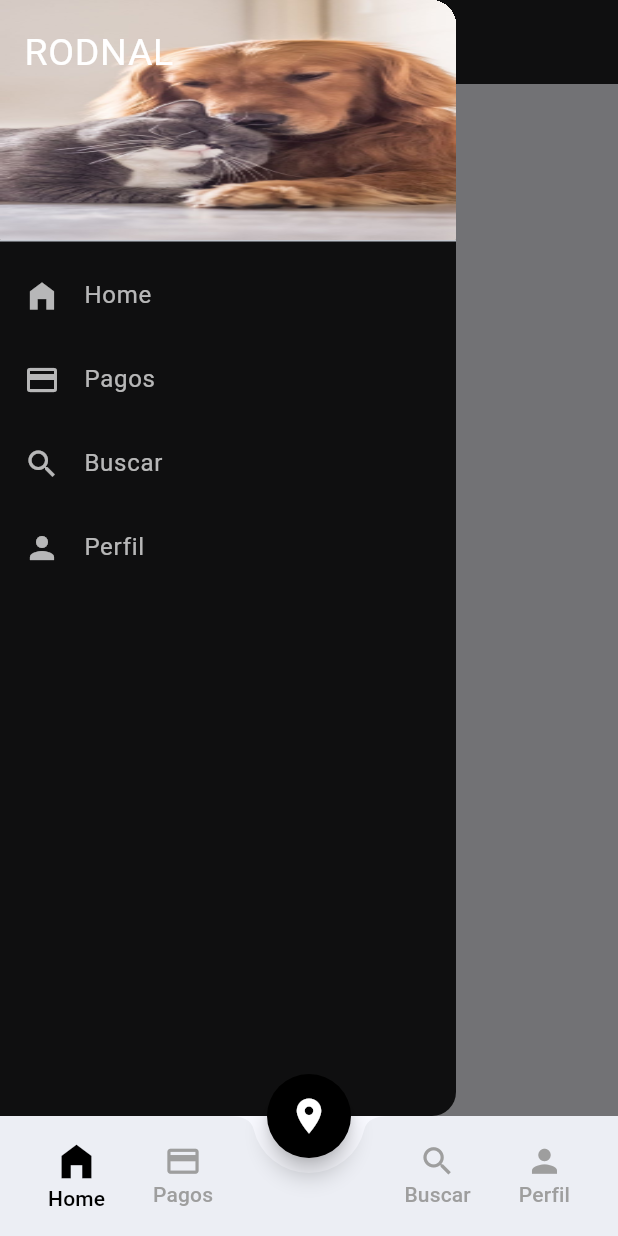
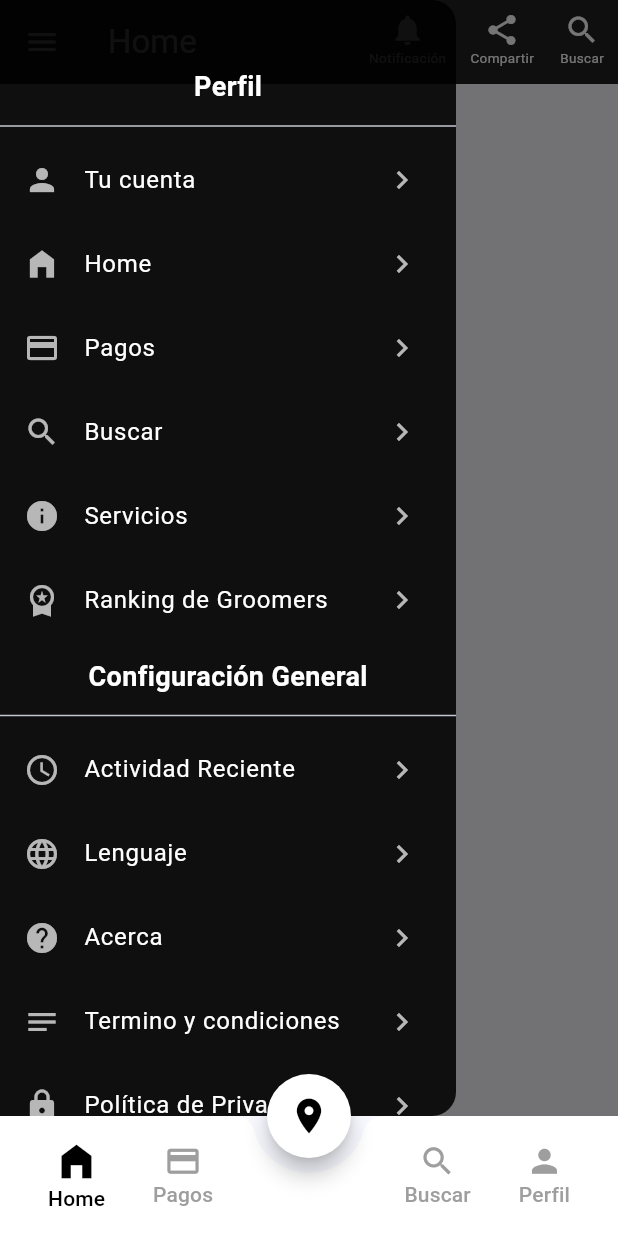
Before and after one commit to RodNalCY/flutter-miauapp-veterinary, a Flutter app: the screen it shows after launch, in the side drawer, after a tap on the "menu" icon, on a phone screen of 412 x 824 dp. Run offline on Flutter 3.47's test engine with Material 3 defaults, Android fonts, the phone set to English and light mode, and no system bars; our stand-ins replace carousel_slider.

Commit message:
Finish | All Menu

```diff
--- a/lib/home/screens/home_screen.dart
+++ b/lib/home/screens/home_screen.dart
@@ -1,6 +1,7 @@
 import 'package:flutter/material.dart';
 
 import 'package:flutter/material.dart';
+import 'package:miauapp_flutter_app/home/widgets/actions_widget.dart';
 import 'package:miauapp_flutter_app/login/screens/login_screen.dart';
 import 'package:miauapp_flutter_app/menu/drawer/side_menu.dart';
 
@@ -40,6 +41,9 @@ class _HomeScreenState extends State<HomeScreen> {
             );
           },
         ),
+        actions: [
+          ActionsWidget(),
+        ],
       ),
       body: Container(
         height: MediaQuery.of(context).size.height,
--- /dev/null
+++ b/lib/home/widgets/actions_widget.dart
@@ -0,0 +1,87 @@
+import 'package:flutter/material.dart';
+
+class ActionsWidget extends StatefulWidget {
+  const ActionsWidget({super.key});
+
+  @override
+  State<ActionsWidget> createState() => _ActionsWidgetState();
+}
+
+class _ActionsWidgetState extends State<ActionsWidget>
+    with SingleTickerProviderStateMixin {
+  late AnimationController _controller;
+
+  @override
+  void initState() {
+    super.initState();
+    _controller = AnimationController(vsync: this);
+  }
+
+  @override
+  void dispose() {
+    _controller.dispose();
+    super.dispose();
+  }
+
+  @override
+  Widget build(BuildContext context) {
+    return Row(
+      children: [
+        IconButton(
+          icon: const Column(
+            children: [
+              Icon(
+                Icons.notifications,
+                color: Colors.white,
+              ),
+              Text(
+                "Notificación",
+                style: TextStyle(
+                  fontSize: 9.0,
+                  color: Colors.white,
+                ),
+              ),
+            ],
+          ),
+          onPressed: () {},
+        ),
+        IconButton(
+          icon: const Column(
+            children: [
+              Icon(
+                Icons.share,
+                color: Colors.white,
+              ),
+              Text(
+                "Compartir",
+                style: TextStyle(
+                  fontSize: 9.0,
+                  color: Colors.white,
+                ),
+              ),
+            ],
+          ),
+          onPressed: () {},
+        ),
+        IconButton(
+          icon: const Column(
+            children: [
+              Icon(
+                Icons.search,
+                color: Colors.white,
+              ),
+              Text(
+                "Buscar",
+                style: TextStyle(
+                  fontSize: 9.0,
+                  color: Colors.white,
+                ),
+              ),
+            ],
+          ),
+          onPressed: () {},
+        ),
+      ],
+    );
+  }
+}
--- a/lib/menu/drawer/side_menu.dart
+++ b/lib/menu/drawer/side_menu.dart
@@ -18,115 +18,151 @@ class _SideMenuState extends State<SideMenu> {
       child: ListView(
         padding: EdgeInsets.zero,
         children: [
-          const DrawerHeader(
-            child: const Text(
-              'RODNAL',
+          // const DrawerHeader(
+          //   child: const Text(
+          //     'RODNAL',
+          //     style: TextStyle(
+          //       color: Colors.white,
+          //       fontSize: 25,
+          //     ),
+          //   ),
+          //   decoration: BoxDecoration(
+          //     borderRadius: BorderRadius.only(
+          //         bottomLeft: Radius.circular(1.0),
+          //         bottomRight: Radius.circular(1.0)),
+          //     color: Colors.white,
+          //     image: DecorationImage(
+          //       image: AssetImage('assets/background-login-1.jpg'),
+          //       fit: BoxFit.fill,
+          //     ),
+          //   ),
+          // ),
+          SizedBox(
+            height: 40,
+          ),
+          const Center(
+            child: Padding(
+              padding: EdgeInsets.only(top: 5, bottom: 5),
+              child: Text(
+                "Perfil",
                 style: TextStyle(
+                  fontSize: 18,
                   color: Colors.white,
-                fontSize: 25,
-              ),
-            ),
-            decoration: BoxDecoration(
-              borderRadius: BorderRadius.only(
-                  bottomLeft: Radius.circular(1.0),
-                  bottomRight: Radius.circular(1.0)),
-              color: Colors.white,
-              image: DecorationImage(
-                image: AssetImage('assets/background-login-1.jpg'),
-                fit: BoxFit.fill,
+                  fontWeight: FontWeight.bold,
                 ),
               ),
             ),
-          ListTile(
-            leading: const Icon(
-              Icons.home_filled,
-              color: Colors.white70,
           ),
-            title: const Text(
-              "Home",
+          Divider(),
+          ItemMenu(context, name: "Tu cuenta", icono: Icons.person, index: 3),
+          ItemMenu(context, name: "Home", icono: Icons.home_filled, index: 0),
+          ItemMenu(context, name: "Pagos", icono: Icons.payment, index: 1),
+          ItemMenu(context, name: "Buscar", icono: Icons.search, index: 2),
+          ItemMenu(
+            context,
+            name: "Servicios",
+            icono: Icons.info,
+            index: null,
+          ),
+          ItemMenu(
+            context,
+            name: "Ranking de Groomers",
+            icono: Icons.workspace_premium,
+            index: null,
+          ),
+          const Center(
+            child: Padding(
+              padding: EdgeInsets.only(top: 10, bottom: 5),
+              child: Text(
+                "Configuración General",
                 style: TextStyle(
-                color: Colors.white70,
-              ),
-            ),
-            onTap: () => {
-              Navigator.pushReplacement(
-                context,
-                MaterialPageRoute(
-                  builder: (context) => FabTabMenu(
-                    selectedIndex: 0,
+                  fontSize: 18,
+                  color: Colors.white,
+                  fontWeight: FontWeight.bold,
                 ),
               ),
             ),
-            },
           ),
-          ListTile(
-            leading: const Icon(
-              Icons.payment,
-              color: Colors.white70,
+          Divider(),
+          ItemMenu(
+            context,
+            name: "Actividad Reciente",
+            icono: Icons.schedule,
+            index: null,
           ),
-            title: const Text(
-              "Pagos",
-              style: TextStyle(
-                color: Colors.white70,
+          ItemMenu(
+            context,
+            name: "Lenguaje",
+            icono: Icons.language,
+            index: null,
           ),
+          ItemMenu(
+            context,
+            name: "Acerca",
+            icono: Icons.help,
+            index: null,
           ),
-            onTap: () => {
-              Navigator.pushReplacement(
+          ItemMenu(
             context,
-                MaterialPageRoute(
-                  builder: (context) => FabTabMenu(
-                    selectedIndex: 1,
+            name: "Termino y condiciones",
+            icono: Icons.notes,
+            index: null,
           ),
+          ItemMenu(
+            context,
+            name: "Política de Privacidad",
+            icono: Icons.lock,
+            index: null,
           ),
+          ItemMenu(
+            context,
+            name: "Recomendar esta app",
+            icono: Icons.stars,
+            index: null,
           ),
-            },
-          ),
-          ListTile(
-            leading: Icon(
-              Icons.search,
-              color: Colors.white70,
-            ),
-            title: Text(
-              "Buscar",
-              style: TextStyle(
-                color: Colors.white70,
-              ),
-            ),
-            onTap: () => {
-              Navigator.pushReplacement(
+          ItemMenu(
             context,
-                MaterialPageRoute(
-                  builder: (context) => FabTabMenu(
-                    selectedIndex: 2,
-                  ),
-                ),
-              ),
-            },
-          ),
-          ListTile(
-            leading: Icon(
-              Icons.person,
-              color: Colors.white70,
-            ),
-            title: Text(
-              "Perfil",
-              style: TextStyle(
-                color: Colors.white70,
-              ),
-            ),
-            onTap: () => {
-              Navigator.pushReplacement(
-                context,
-                MaterialPageRoute(
-                  builder: (context) => FabTabMenu(
-                    selectedIndex: 3,
-                  ),
-                ),
-              ),
-            },
+            name: "Compartir esta app",
+            icono: Icons.share,
+            index: null,
           ),
         ],
       ),
     );
   }
+
+  Widget ItemMenu(BuildContext context,
+      {required String name, required IconData icono, required int? index}) {
+    return ListTile(
+      leading: Icon(
+        icono, // Se elimina 'const' ya que 'icono' es un parámetro
+        color: Colors.white70,
+      ),
+      trailing: const Icon(
+        Icons.chevron_right, // Icono de flecha a la derecha
+        color: Colors.white70,
+      ),
+      title: Text(
+        name, // Se elimina 'const' ya que 'name' es un parámetro
+        style: const TextStyle(
+          color: Colors.white,
+        ),
+      ),
+      onTap: () => {
+        // Valida que el índice no sea nulo antes de navegar
+
+        if (index != null)
+          {
+            Navigator.pushReplacement(
+              context,
+              MaterialPageRoute(
+                builder: (context) => FabTabMenu(
+                  selectedIndex: index,
+                ),
+              ),
+            ),
           }
+      },
+    );
+  }
+}
--- a/lib/menu/tabbar/fab_tab_menu.dart
+++ b/lib/menu/tabbar/fab_tab_menu.dart
@@ -60,13 +60,13 @@ class _FabTabMenuState extends State<FabTabMenu> {
             currentIndex = 0;
           });
         },
-        backgroundColor: Colors.black,
+        backgroundColor: Colors.white,
         shape: RoundedRectangleBorder(
           borderRadius: BorderRadius.circular(50),
         ),
         child: const Icon(
           Icons.location_on,
-          color: Colors.white,
+          color: Colors.black,
           size: 28,
         ),
       ),
@@ -74,6 +74,7 @@ class _FabTabMenuState extends State<FabTabMenu> {
       bottomNavigationBar: BottomAppBar(
         shape: CircularNotchedRectangle(),
         notchMargin: 10,
+        color: Colors.white,
         child: Container(
           height: 50,
           child: Row(
--- a/lib/pay/screens/pay_screen.dart
+++ b/lib/pay/screens/pay_screen.dart
@@ -1,4 +1,5 @@
 import 'package:flutter/material.dart';
+import 'package:miauapp_flutter_app/home/widgets/actions_widget.dart';
 import 'package:miauapp_flutter_app/menu/drawer/side_menu.dart';
 
 class PayScreen extends StatefulWidget {
@@ -37,6 +38,9 @@ class _PayScreenState extends State<PayScreen> {
             );
           },
         ),
+        actions: [
+          ActionsWidget(),
+        ],
       ),
       body: Container(
         height: MediaQuery.of(context).size.height,
--- a/lib/profile/screens/perfil_screen.dart
+++ b/lib/profile/screens/perfil_screen.dart
@@ -1,4 +1,5 @@
 import 'package:flutter/material.dart';
+import 'package:miauapp_flutter_app/home/widgets/actions_widget.dart';
 import 'package:miauapp_flutter_app/menu/drawer/side_menu.dart';
 
 class PerfilScreen extends StatefulWidget {
@@ -47,6 +48,9 @@ class _PerfilScreenState extends State<PerfilScreen>
             );
           },
         ),
+        actions: [
+          ActionsWidget(),
+        ],
       ),
       body: Container(
         height: MediaQuery.of(context).size.height,
--- a/lib/search/screens/search_screen.dart
+++ b/lib/search/screens/search_screen.dart
@@ -1,4 +1,5 @@
 import 'package:flutter/material.dart';
+import 'package:miauapp_flutter_app/home/widgets/actions_widget.dart';
 import 'package:miauapp_flutter_app/menu/drawer/side_menu.dart';
 
 class SearchScreen extends StatefulWidget {
@@ -37,6 +38,9 @@ class _SearchScreenState extends State<SearchScreen> {
             );
           },
         ),
+        actions: [
+          ActionsWidget(),
+        ],
       ),
       body: Container(
         height: MediaQuery.of(context).size.height,
```
Lines whose indentation alone changed are shown as unchanged.
